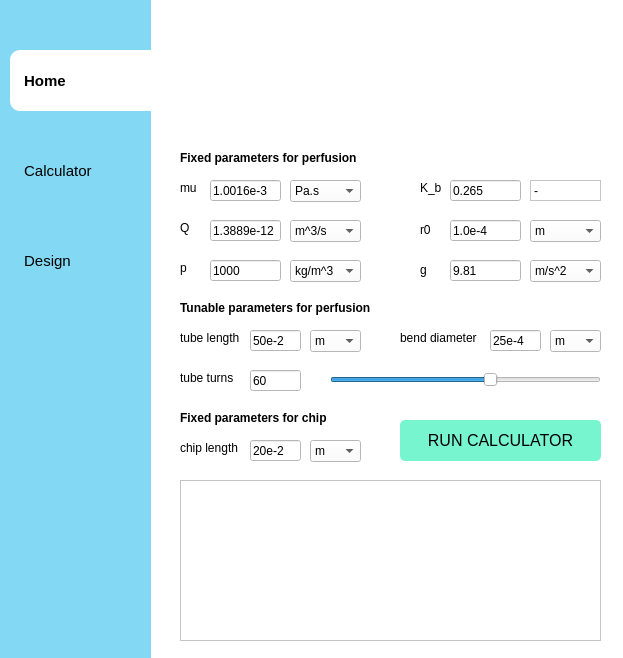
The window that appGUI.ui (JuanCamiloGS/VivoStreamGUI) describes before a commit, drawn with Qt 5.
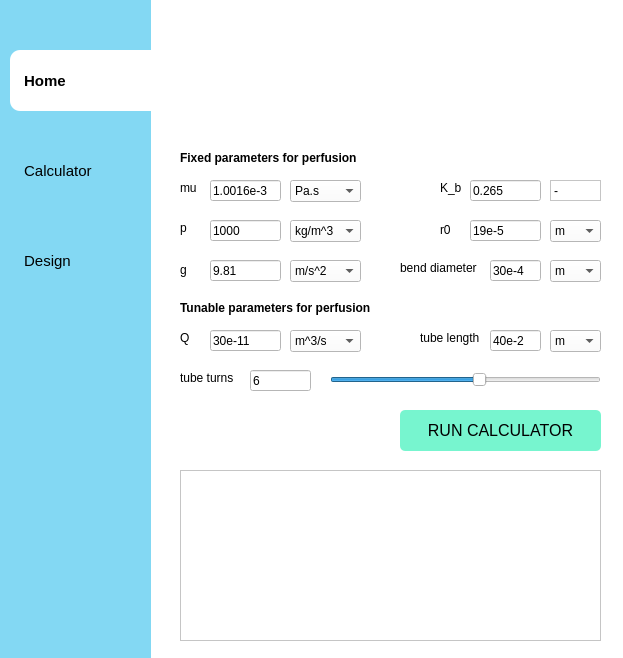
The same window after the commit. The open tabs and pages were chosen to show the change. Icons and pictures are not drawn.

```diff
--- a/appGUI.ui
+++ b/appGUI.ui
@@ -296,20 +296,20 @@
      <widget class="QLineEdit" name="lineEditR0">
       <property name="geometry">
        <rect>
-        <x>280</x>
+        <x>300</x>
         <y>80</y>
         <width>71</width>
         <height>21</height>
        </rect>
       </property>
       <property name="text">
-       <string>1.0e-4</string>
+       <string>19e-5</string>
       </property>
      </widget>
      <widget class="QLineEdit" name="lineEditKb">
       <property name="geometry">
        <rect>
-        <x>280</x>
+        <x>300</x>
         <y>40</y>
         <width>71</width>
         <height>21</height>
@@ -322,7 +322,7 @@
      <widget class="QLineEdit" name="lineEditG">
       <property name="geometry">
        <rect>
-        <x>280</x>
+        <x>40</x>
         <y>120</y>
         <width>71</width>
         <height>21</height>
@@ -336,7 +336,7 @@
       <property name="geometry">
        <rect>
         <x>230</x>
-        <y>280</y>
+        <y>270</y>
         <width>201</width>
         <height>41</height>
        </rect>
@@ -353,32 +353,6 @@
        <string>RUN CALCULATOR</string>
       </property>
      </widget>
-     <widget class="QLabel" name="label_12">
-      <property name="geometry">
-       <rect>
-        <x>10</x>
-        <y>300</y>
-        <width>61</width>
-        <height>16</height>
-       </rect>
-      </property>
-      <property name="text">
-       <string>chip length</string>
-      </property>
-     </widget>
-     <widget class="QLineEdit" name="lineEditCL">
-      <property name="geometry">
-       <rect>
-        <x>80</x>
-        <y>300</y>
-        <width>51</width>
-        <height>21</height>
-       </rect>
-      </property>
-      <property name="text">
-       <string>20e-2</string>
-      </property>
-     </widget>
      <widget class="QSlider" name="horizontalSlider">
       <property name="geometry">
        <rect>
@@ -392,10 +366,13 @@
        <number>1</number>
       </property>
       <property name="maximum">
-       <number>100</number>
+       <number>10</number>
+      </property>
+      <property name="value">
+       <number>6</number>
       </property>
       <property name="sliderPosition">
-       <number>60</number>
+       <number>6</number>
       </property>
       <property name="orientation">
        <enum>Qt::Horizontal</enum>
@@ -404,7 +381,7 @@
      <widget class="QLabel" name="label_10">
       <property name="geometry">
        <rect>
-        <x>10</x>
+        <x>250</x>
         <y>190</y>
         <width>61</width>
         <height>16</height>
@@ -445,28 +422,28 @@
        <rect>
         <x>80</x>
         <y>230</y>
-        <width>51</width>
+        <width>61</width>
         <height>21</height>
        </rect>
       </property>
       <property name="text">
-       <string>60</string>
+       <string>6</string>
       </property>
      </widget>
      <widget class="QTextBrowser" name="textBrowser">
       <property name="geometry">
        <rect>
         <x>10</x>
-        <y>340</y>
+        <y>330</y>
         <width>421</width>
-        <height>161</height>
+        <height>171</height>
        </rect>
       </property>
      </widget>
      <widget class="QLabel" name="label_4">
       <property name="geometry">
        <rect>
-        <x>250</x>
+        <x>270</x>
         <y>80</y>
         <width>21</width>
         <height>20</height>
@@ -479,7 +456,7 @@
      <widget class="QLabel" name="label_7">
       <property name="geometry">
        <rect>
-        <x>250</x>
+        <x>10</x>
         <y>120</y>
         <width>21</width>
         <height>20</height>
@@ -511,20 +488,20 @@
       <property name="geometry">
        <rect>
         <x>320</x>
-        <y>190</y>
+        <y>120</y>
         <width>51</width>
         <height>21</height>
        </rect>
       </property>
       <property name="text">
-       <string>25e-4</string>
+       <string>30e-4</string>
       </property>
      </widget>
      <widget class="QLabel" name="label_9">
       <property name="geometry">
        <rect>
         <x>230</x>
-        <y>190</y>
+        <y>120</y>
         <width>81</width>
         <height>16</height>
        </rect>
@@ -533,28 +510,10 @@
        <string>bend diameter</string>
       </property>
      </widget>
-     <widget class="QLabel" name="label_13">
-      <property name="geometry">
-       <rect>
-        <x>10</x>
-        <y>270</y>
-        <width>181</width>
-        <height>16</height>
-       </rect>
-      </property>
-      <property name="font">
-       <font>
-        <bold>true</bold>
-       </font>
-      </property>
-      <property name="text">
-       <string>Fixed parameters for chip</string>
-      </property>
-     </widget>
      <widget class="QLabel" name="label_5">
       <property name="geometry">
        <rect>
-        <x>250</x>
+        <x>270</x>
         <y>40</y>
         <width>21</width>
         <height>16</height>
@@ -568,7 +527,7 @@
       <property name="geometry">
        <rect>
         <x>40</x>
-        <y>120</y>
+        <y>80</y>
         <width>71</width>
         <height>21</height>
        </rect>
@@ -612,7 +571,7 @@
       <property name="geometry">
        <rect>
         <x>10</x>
-        <y>120</y>
+        <y>80</y>
         <width>21</width>
         <height>16</height>
        </rect>
@@ -624,21 +583,21 @@
      <widget class="QLineEdit" name="lineEditTL">
       <property name="geometry">
        <rect>
-        <x>80</x>
+        <x>320</x>
         <y>190</y>
         <width>51</width>
         <height>21</height>
        </rect>
       </property>
       <property name="text">
-       <string>50e-2</string>
+       <string>40e-2</string>
       </property>
      </widget>
      <widget class="QLabel" name="label_6">
       <property name="geometry">
        <rect>
         <x>10</x>
-        <y>80</y>
+        <y>190</y>
         <width>21</width>
         <height>16</height>
        </rect>
@@ -651,13 +610,13 @@
       <property name="geometry">
        <rect>
         <x>40</x>
-        <y>80</y>
+        <y>190</y>
         <width>71</width>
         <height>21</height>
        </rect>
       </property>
       <property name="text">
-       <string>1.3889e-12</string>
+       <string>30e-11</string>
       </property>
      </widget>
      <widget class="QComboBox" name="comboBox2">
@@ -679,7 +638,7 @@
       <property name="geometry">
        <rect>
         <x>120</x>
-        <y>80</y>
+        <y>190</y>
         <width>71</width>
         <height>22</height>
        </rect>
@@ -694,7 +653,7 @@
       <property name="geometry">
        <rect>
         <x>120</x>
-        <y>120</y>
+        <y>80</y>
         <width>71</width>
         <height>22</height>
        </rect>
@@ -708,9 +667,9 @@
      <widget class="QComboBox" name="comboBox5">
       <property name="geometry">
        <rect>
-        <x>360</x>
+        <x>380</x>
         <y>80</y>
-        <width>71</width>
+        <width>51</width>
         <height>22</height>
        </rect>
       </property>
@@ -723,7 +682,7 @@
      <widget class="QComboBox" name="comboBox6">
       <property name="geometry">
        <rect>
-        <x>360</x>
+        <x>120</x>
         <y>120</y>
         <width>71</width>
         <height>22</height>
@@ -739,7 +698,7 @@
       <property name="geometry">
        <rect>
         <x>380</x>
-        <y>190</y>
+        <y>120</y>
         <width>51</width>
         <height>22</height>
        </rect>
@@ -753,7 +712,7 @@
      <widget class="QComboBox" name="comboBox8">
       <property name="geometry">
        <rect>
-        <x>140</x>
+        <x>380</x>
         <y>190</y>
         <width>51</width>
         <height>22</height>
@@ -765,27 +724,12 @@
        </property>
       </item>
      </widget>
-     <widget class="QComboBox" name="comboBox9">
-      <property name="geometry">
-       <rect>
-        <x>140</x>
-        <y>300</y>
-        <width>51</width>
-        <height>22</height>
-       </rect>
-      </property>
-      <item>
-       <property name="text">
-        <string>m</string>
-       </property>
-      </item>
-     </widget>
      <widget class="QLabel" name="label_27">
       <property name="geometry">
        <rect>
-        <x>360</x>
+        <x>380</x>
         <y>40</y>
-        <width>71</width>
+        <width>51</width>
         <height>21</height>
        </rect>
       </property>
```
